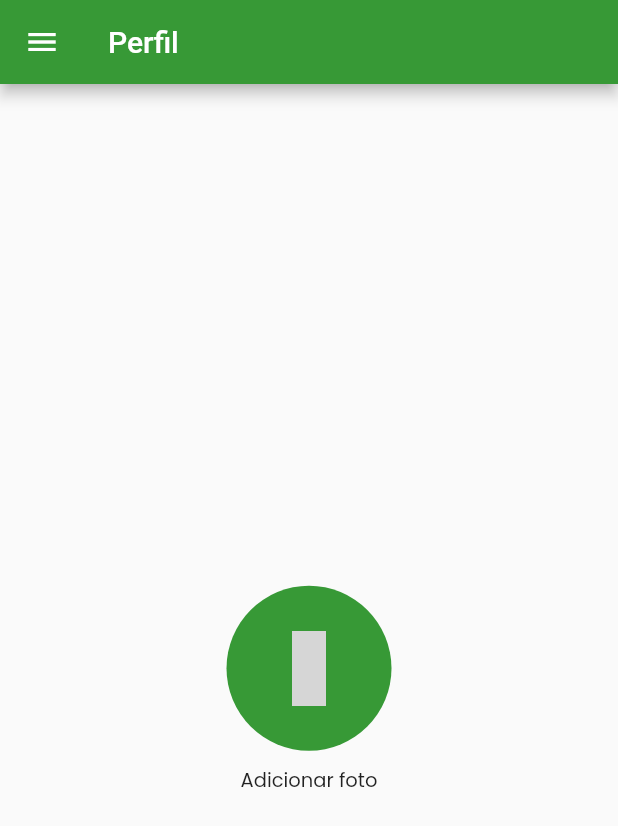
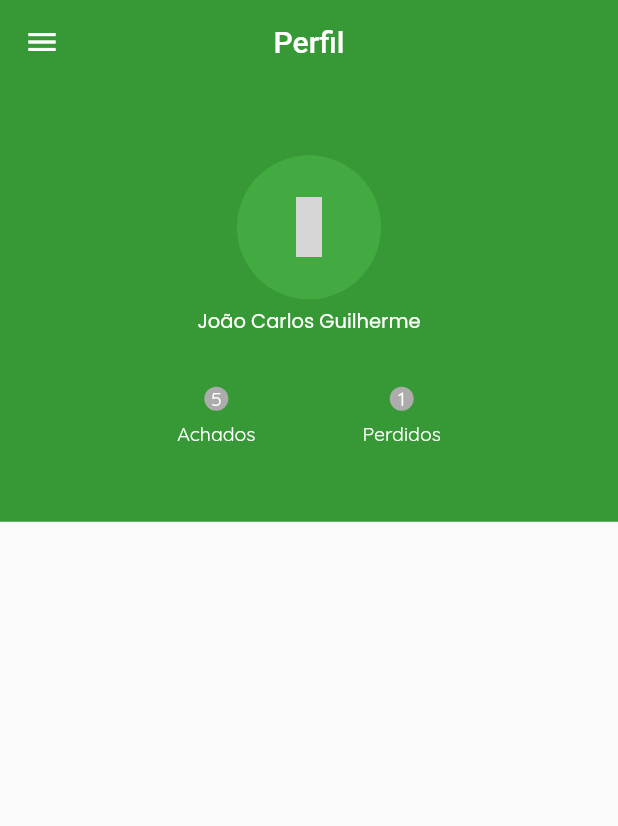
Before and after one commit to DARM-Labs/AchadosEPerdidos-Frontend, a Flutter app: the ProfilePage screen opened by its route, on a phone screen of 412 x 824 dp. Shown: the top 826 px of the screen. Run offline on Flutter 3.47's test engine with Material 2 defaults, Android fonts, the light colour scheme and no system bars; our stand-ins replace brasil_fields, firebase_storage, get, google_fonts, image_picker, material_design_icons_flutter; accounts and stored records are empty; network calls fail; grey boxes are pictures that could not be loaded.

Commit message:
adicionando tela de perfil do usuário e corrigindo exceptions

```diff
--- a/lib/app/ui/mobile/pages/about_page.dart
+++ b/lib/app/ui/mobile/pages/about_page.dart
@@ -9,7 +9,7 @@ class AboutPage extends GetView {
   @override
   Widget build(BuildContext context) {
     return Scaffold(
-      drawer: const DrawerWidget(),
+      drawer: DrawerWidget(),
       appBar: AppBar(
         title: const Text(
           'Sobre',
--- a/lib/app/ui/mobile/pages/authentication_pages/login_page.dart
+++ b/lib/app/ui/mobile/pages/authentication_pages/login_page.dart
@@ -27,6 +27,7 @@ class LoginPage extends GetView<LoginController> {
               LogoWidget(),
               const Padding(padding: EdgeInsets.all(10)),
               TextFieldWidget(
+                // key: const Key("text-field"),
                 label: 'Digite seu e-mail',
                 hintText: 'E-mail',
                 onChanged: (value) => controller.email(value),
@@ -37,6 +38,7 @@ class LoginPage extends GetView<LoginController> {
               ),
               const Padding(padding: EdgeInsets.all(5)),
               TextFieldWidget(
+                // key: const Key("text-field-widget"),
                 label: 'Digite sua senha',
                 hintText: '∗∗∗∗∗∗∗∗',
                 security: true,
--- a/lib/app/ui/mobile/pages/founds_objects_page.dart
+++ b/lib/app/ui/mobile/pages/founds_objects_page.dart
@@ -18,7 +18,7 @@ class FoundsObjectsWidget extends StatelessWidget {
           "Objetos Postados",
         ),
       ),
-      drawer: const DrawerWidget(),
+      drawer: DrawerWidget(),
       floatingActionButton: FloatingActionButton(
           child: const Icon(MdiIcons.plus), onPressed: () {}),
       body: SafeArea(
--- a/lib/app/ui/mobile/pages/profile_page.dart
+++ b/lib/app/ui/mobile/pages/profile_page.dart
@@ -1,40 +1,133 @@
+import 'package:achadoseperdidosifce/app/utils/variaveis.dart';
 import 'package:achadoseperdidosifce/app/ui/widgets/drawer_widget.dart';
 import 'package:flutter/material.dart';
 import 'package:get/get.dart';
+import 'package:google_fonts/google_fonts.dart';
 
 import '../../../controller/profile_controller.dart';
 import '../../widgets/photo_user_button_widget.dart';
-
 
 class ProfilePage extends GetView<ProfileController> {
   const ProfilePage({super.key});
 
   @override
   Widget build(BuildContext context) {
-    return Scaffold(
-        drawer: const DrawerWidget(),
-        appBar: AppBar(title: const Text('Perfil')),
-        body: SafeArea(
-            child: Center(
-          child: SingleChildScrollView(
-            padding: const EdgeInsets.all(20),
-            child: Form(
-              key: controller.formGlobalKey,
+    final _alturaDisponivel = Variavel.alturaDisponivel(context);
+    return LayoutBuilder(
+      builder: (context, constraints) {
+        final maxWidth = constraints.maxWidth;
+        return Scaffold(
+          drawer: DrawerWidget(),
+          appBar: AppBar(
+            title: const Text('Perfil'),
+            centerTitle: true,
+            elevation: 0,
+          ),
+          body: SafeArea(
+            child: SingleChildScrollView(
               child: Column(
-                mainAxisAlignment: MainAxisAlignment.center,
                 children: [
-                  const Padding(padding: EdgeInsets.all(20)),
-                  Obx(() => PhotoUserButtonWidget(
-                        title: controller.photoUser.value == ''
-                            ? 'Adicionar foto'
-                            : 'Editar foto',
-                        urlPhoto: controller.photoUser.value,
-                        onTap: () => controller.selectPhoto(),
-                      )),
+                  Container(
+                    height: _alturaDisponivel * .38,
+                    width: maxWidth,
+                    decoration: BoxDecoration(
+                      color: Get.theme.colorScheme.secondary,
+                    ),
+                    child: Column(
+                      mainAxisAlignment: MainAxisAlignment.center,
+                      crossAxisAlignment: CrossAxisAlignment.center,
+                      children: [
+                        Padding(
+                          padding:
+                              EdgeInsets.only(bottom: _alturaDisponivel * .04),
+                          child: Form(
+                            key: controller.formGlobalKey,
+                            child: Obx(
+                              () => PhotoUserButtonWidget(
+                                title: "João Carlos Guilherme",
+                                urlPhoto: controller.photoUser.value,
+                                onTap: () => controller.selectPhoto(),
+                              ),
+                            ),
+                          ),
+                        ),
+                        SizedBox(
+                          height: _alturaDisponivel * .06,
+                          width: maxWidth * .60,
+                          child: Row(
+                            mainAxisAlignment: MainAxisAlignment.spaceAround,
+                            children: [
+                              Column(
+                                mainAxisAlignment:
+                                    MainAxisAlignment.spaceAround,
+                                children: [
+                                  Container(
+                                    width: 30,
+                                    alignment: Alignment.center,
+                                    decoration: const BoxDecoration(
+                                      shape: BoxShape.circle,
+                                      color: Color(0xFFACACAC),
+                                    ),
+                                    child: Text(
+                                      "5",
+                                      style: GoogleFonts.quicksand(
+                                        color: Colors.white,
+                                        fontSize: 13,
+                                      ),
+                                    ),
+                                  ),
+                                  Text(
+                                    "Achados",
+                                    style: GoogleFonts.quicksand(
+                                      color: Colors.white,
+                                      fontSize: 13,
+                                    ),
+                                  )
+                                ],
+                              ),
+                              Column(
+                                mainAxisAlignment:
+                                    MainAxisAlignment.spaceAround,
+                                children: [
+                                  Container(
+                                    width: 30,
+                                    alignment: Alignment.center,
+                                    decoration: const BoxDecoration(
+                                      shape: BoxShape.circle,
+                                      color: Color(0xFFACACAC),
+                                    ),
+                                    child: Text(
+                                      "1",
+                                      style: GoogleFonts.quicksand(
+                                        color: Colors.white,
+                                        fontSize: 13,
+                                      ),
+                                    ),
+                                  ),
+                                  Text(
+                                    "Perdidos",
+                                    style: GoogleFonts.quicksand(
+                                      color: Colors.white,
+                                      fontSize: 13,
+                                    ),
+                                  )
+                                ],
+                              ),
+                            ],
+                          ),
+                        )
+                      ],
+                    ),
+                  ),
+                  Container(
+
+                  )
                 ],
               ),
             ),
           ),
-        )));
+        );
+      },
+    );
   }
 }
--- a/lib/app/ui/widgets/photo_user_button_widget.dart
+++ b/lib/app/ui/widgets/photo_user_button_widget.dart
@@ -24,20 +24,22 @@ class PhotoUserButtonWidget extends StatelessWidget {
       child: Column(
         children: [
           CircleAvatar(
-            backgroundColor: Get.theme.colorScheme.primary,
-            foregroundColor: Get.theme.colorScheme.onPrimary,
-            maxRadius: 55,
+            backgroundColor: const Color(0xFF5FD05E).withOpacity(0.3),
+            foregroundColor: Get.theme.colorScheme.onPrimary.withOpacity(0.5),
+            maxRadius: 48,
             foregroundImage:
                 urlPhoto != "" ? Image.network(urlPhoto!).image : null,
             child: const Icon(
               MdiIcons.cameraPlusOutline,
-              size: 50,
+              size: 40,
             ),
           ),
-          const Padding(padding: EdgeInsets.all(5)),
-          Text(
-            title!,
-            style: GoogleFonts.poppins(fontSize: 13),
+          Padding(
+            padding: const EdgeInsets.only(top: 5),
+            child: Text(
+              title!,
+              style: GoogleFonts.poppins(fontSize: 13, color: Colors.white),
+            ),
           ),
         ],
       ),
--- /dev/null
+++ b/lib/app/utils/variaveis.dart
@@ -0,0 +1,11 @@
+import 'package:flutter/material.dart';
+
+class Variavel {
+  static alturaDisponivel(BuildContext context) {
+    final alturaMedia = (MediaQuery.of(context).size.height -
+        MediaQuery.of(context).padding.top -
+        AppBar().preferredSize.height);
+
+    return alturaMedia;
+  }
+}
```
Also changed, not shown: lib/app/ui/mobile/pages/detail_object.dart (+3 -5 lines), lib/app/ui/mobile/pages/home_page.dart (+26 -9 lines), lib/app/ui/mobile/pages/loses_objects_page.dart (+11 -11 lines), lib/app/ui/widgets/avatar_widget.dart (+7 -6 lines), lib/app/ui/widgets/button_widget.dart (+20 -20 lines), lib/app/ui/widgets/drawer_widget.dart (+58 -54 lines), lib/app/ui/widgets/floating_button_widget.dart (added, +17 -0 lines), lib/app/ui/widgets/textField_widget.dart (+8 -7 lines).
